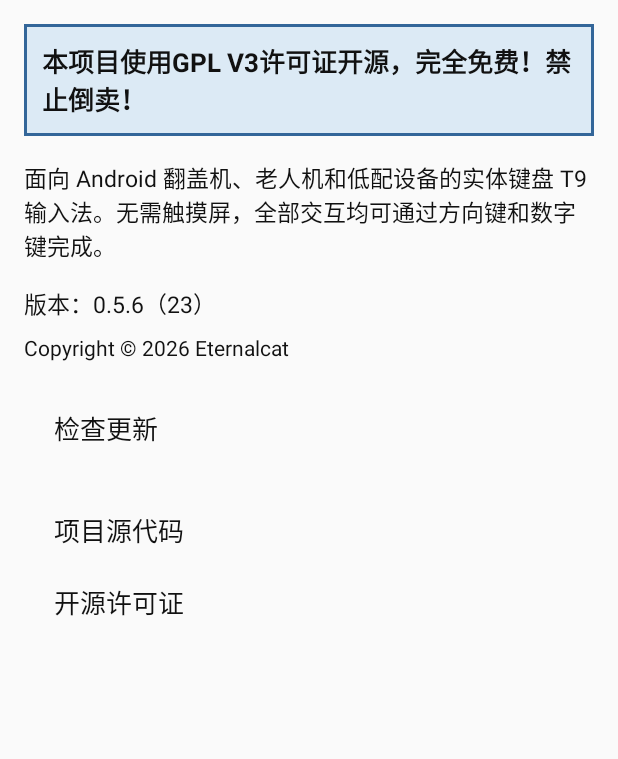
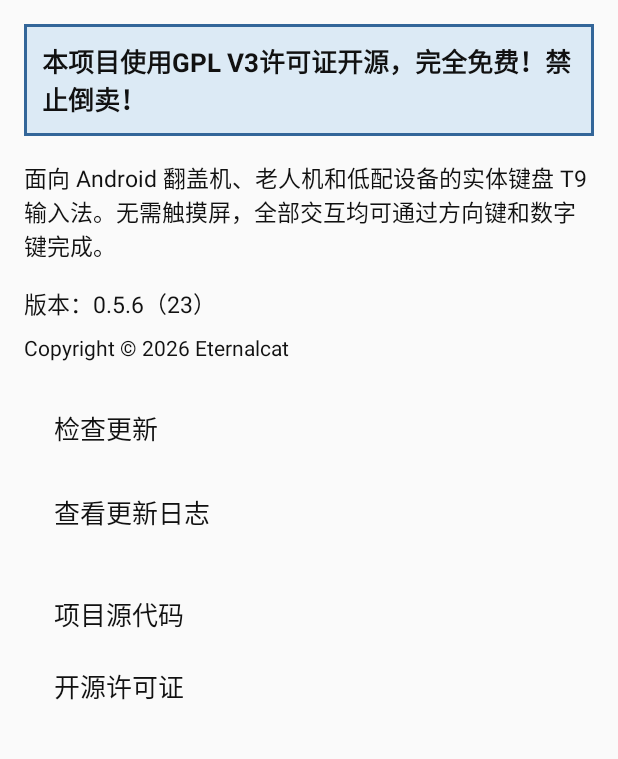
Before and after one commit to ECeternalcat/WindIme, an Android app: the AboutActivity screen opened directly, with no data from a screen before it, on a phone screen of 412 x 824 dp, the part 77-836 px from its top. Run offline under Robolectric (Android 15) with nearby library versions, the light colour scheme and no system bars.

Commit message:
Add read-only changelog viewer to about page
New 'view changelog' row below 'check for updates'. It fetches the latest GitHub release and shows its notes: when the release is newer than the running build this opens the normal update dialog (working download button); when it is the current version it opens the same dialog as a read-only viewer - title 'changelog vX.Y.Z', notes body, download button visibly present but disabled, D-pad focus on Close. Fetch failure toasts and never marks the daily throttle (same policy as the manual check).

```diff
--- a/app/src/main/res/layout/activity_about.xml
+++ b/app/src/main/res/layout/activity_about.xml
@@ -84,6 +84,25 @@
                 android:textSize="17sp" />
 
             <TextView
+                android:id="@+id/about_changelog"
+                android:layout_width="match_parent"
+                android:layout_height="wrap_content"
+                android:layout_marginTop="8dp"
+                android:background="@drawable/list_selector"
+                android:clickable="true"
+                android:focusable="true"
+                android:focusableInTouchMode="true"
+                android:gravity="center_vertical"
+                android:minHeight="48dp"
+                android:paddingStart="20dp"
+                android:paddingEnd="20dp"
+                android:paddingTop="10dp"
+                android:paddingBottom="10dp"
+                android:text="@string/about_view_changelog"
+                android:textColor="@color/menu_item_text"
+                android:textSize="17sp" />
+
+            <TextView
                 android:id="@+id/about_source"
                 android:layout_width="match_parent"
                 android:layout_height="wrap_content"
--- a/app/src/main/res/values/strings.xml
+++ b/app/src/main/res/values/strings.xml
@@ -255,10 +255,16 @@
 
     <!-- Update check (GitHub releases) -->
     <string name="about_check_update">检查更新</string>
+    <string name="about_view_changelog">查看更新日志</string>
     <string name="update_checking">正在检查更新…</string>
     <string name="update_already_latest">已是最新版本</string>
     <string name="update_check_failed">检查更新失败，请稍后再试</string>
     <string name="update_available_title">发现新版本</string>
     <string name="update_download">去下载</string>
     <string name="update_later">稍后再说</string>
+    <string name="update_changelog_title">更新日志 v%1$s</string>
+    <string name="update_changelog_empty">（该版本没有更新日志）</string>
+    <string name="update_changelog_close">关闭</string>
+    <string name="update_fetching">正在获取更新日志…</string>
+    <string name="update_fetch_failed">获取更新日志失败，请稍后再试</string>
 </resources>
```
Also changed, not shown: app/src/main/java/com/garaho/ime/settings/AboutActivity.java (+61 -0 lines).
